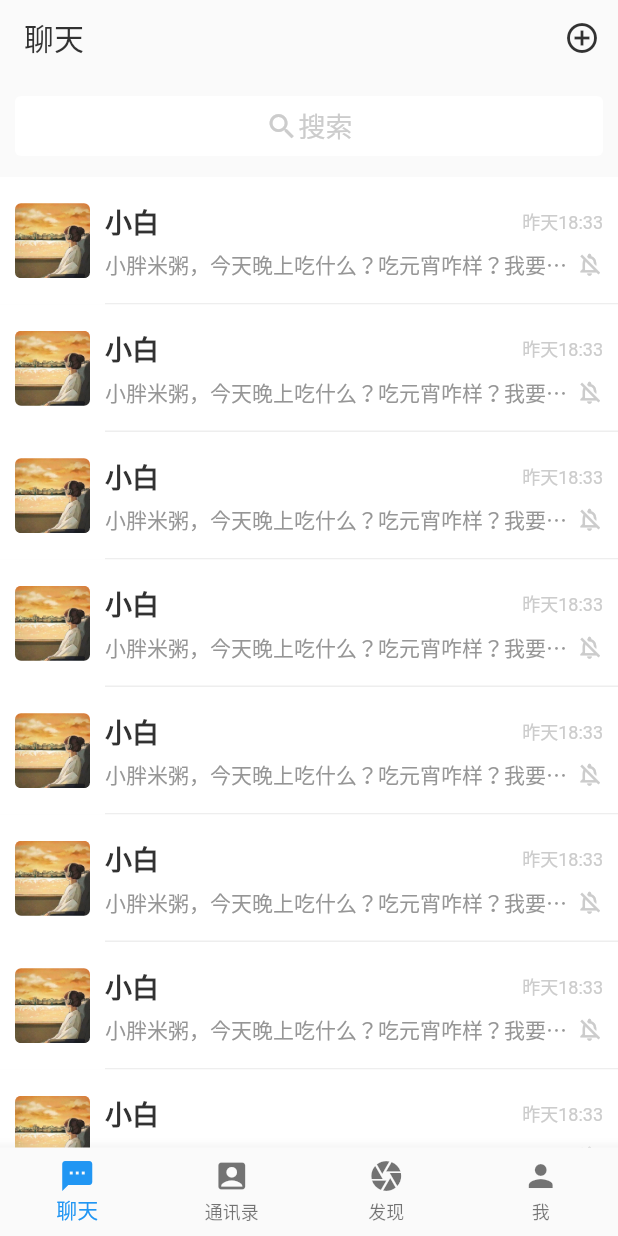
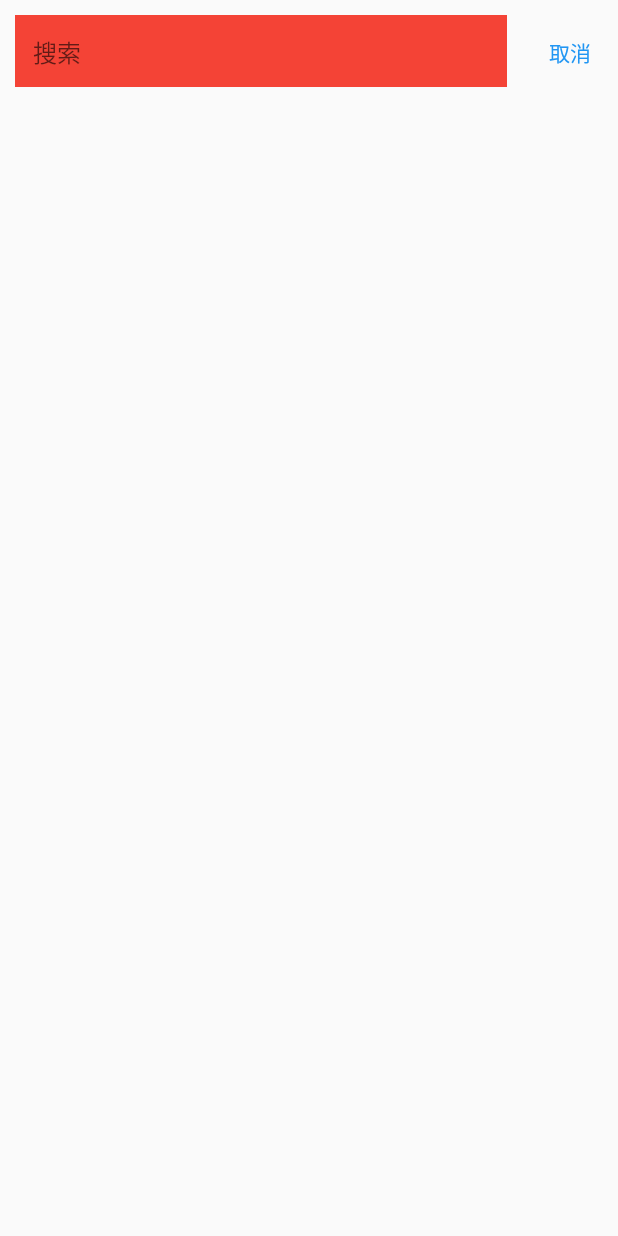
Before and after one commit to zy-xmz/glastudio, a Flutter app: the screen it shows after launch, after a tap on "搜索", on a phone screen of 412 x 824 dp. Run offline on Flutter 3.47's test engine with Material 2 defaults, Android fonts, the phone set to English and light mode, and no system bars; drawn by our look-alikes of flutter_slidable.

Commit message:
定义路由表，处理命名路由传参

```diff
--- a/lib/components/search_bar_btn.dart
+++ b/lib/components/search_bar_btn.dart
@@ -13,7 +13,7 @@ class SearchBarBtn extends StatelessWidget {
                 MaterialStateProperty.all(const Size.fromHeight(40)), // 设置按钮高度
             elevation: MaterialStateProperty.all(0), // 去掉阴影效果（阴影程度为0）
             backgroundColor: MaterialStateProperty.all(Colors.white)),
-        onPressed: () => {},
+        onPressed: () => {Navigator.pushNamed(context, '/search')},
         child:
             Row(mainAxisAlignment: MainAxisAlignment.center, children: const [
           Icon(Icons.search, color: Color(0xFFcccccc), size: 22),
--- a/lib/main.dart
+++ b/lib/main.dart
@@ -1,18 +1,47 @@
 import 'package:flutter/material.dart';
 import 'bottom_navigation.dart';
+import 'pages/search.dart';
+import 'pages/chat.dart';
+import 'pages/chart_detail.dart';
 
 void main() {
-  runApp(const MyApp());
+  runApp(MyApp());
 }
 
 class MyApp extends StatelessWidget {
-  const MyApp({Key? key}) : super(key: key);
+  MyApp({Key? key}) : super(key: key);
+
+  // 配置路由表（给路由起名）
+  final routes = {
+    '/search': (context) => const Search(),
+    '/chat': (context) => const Chat(),
+    '/chart_detail': (context, {arguments}) => ChartDetail(arguments: arguments)
+  };
 
   @override
   Widget build(BuildContext context) {
     return MaterialApp(
-        title: 'demo',
-        theme: ThemeData.light(),
-        home: const BottomNavigation());
+      title: 'demo',
+      theme: ThemeData.light(),
+      home: const BottomNavigation(),
+      // onGenerateRoute路由拦截处理（前提：MaterialApp下没有定义routes）
+      onGenerateRoute: (RouteSettings settings) {
+        final String? name = settings.name;
+        final Function? pageBuilder = routes[name];
+        if (pageBuilder != null) {
+          if (settings.arguments != null) {
+            final Route route = MaterialPageRoute(
+                builder: (context) =>
+                    pageBuilder(context, arguments: settings.arguments));
+            return route;
+          } else {
+            final Route route =
+                MaterialPageRoute(builder: (context) => pageBuilder(context));
+            return route;
+          }
+        }
+        return null;
+      },
+    );
   }
 }
--- a/lib/pages/chat.dart
+++ b/lib/pages/chat.dart
@@ -102,7 +102,12 @@ class Chat extends StatelessWidget {
                     // 行内容
                     child: Column(children: [
                       // 单行内容
-                      Container(
+                      GestureDetector(
+                        onTap: () {
+                          Navigator.pushNamed(context, '/chart_detail',
+                              arguments: {'name': '小白胖'});
+                        },
+                        child: Container(
                           color: Colors.white, // 单行背景色设置为白色
                           padding: const EdgeInsets.symmetric(
                               horizontal: 10, vertical: 16), // 设置行内水平和垂直方向上的边距
@@ -114,7 +119,8 @@ class Chat extends StatelessWidget {
                               child: ClipRRect(
                                   child: Image.asset('lib/assets/img/head.jpg',
                                       width: 50, height: 50), // 设置头像
-                                borderRadius: BorderRadius.circular(4) // 设置头像圆角
+                                  borderRadius:
+                                      BorderRadius.circular(4) // 设置头像圆角
                                   ),
                             ),
                             // 右边内容
@@ -143,8 +149,8 @@ class Chat extends StatelessWidget {
                                           style: TextStyle(
                                               fontSize: 14,
                                               color: Color(0xFF969696)),
-                                        overflow:
-                                            TextOverflow.ellipsis // 设置文本溢出的处理方式
+                                          overflow: TextOverflow
+                                              .ellipsis // 设置文本溢出的处理方式
                                           ),
                                     ),
                                     Icon(Icons.notifications_off_outlined,
@@ -154,6 +160,7 @@ class Chat extends StatelessWidget {
                               ]),
                             ),
                           ]),
+                        ),
                       ),
                       // 分割线
                       const Divider(
--- a/lib/pages/search.dart
+++ b/lib/pages/search.dart
@@ -1,59 +1,38 @@
 import 'package:flutter/material.dart';
 
-class Chat extends StatelessWidget {
-  const Chat({Key? key}) : super(key: key);
+class Search extends StatelessWidget {
+  const Search({Key? key}) : super(key: key);
 
   @override
   Widget build(BuildContext context) {
     return Scaffold(
       body: Column(children: [
         Row(
+          mainAxisAlignment: MainAxisAlignment.center,
           children: [
             Expanded(
                 child: Container(
+              height: 70,
+              padding: const EdgeInsets.all(10),
               decoration:
                   BoxDecoration(borderRadius: BorderRadius.circular(50)),
-              padding: const EdgeInsets.all(10),
               child: const TextField(
                   decoration: InputDecoration(
                 hintText: '搜索', // 提示文本
                 border: InputBorder.none, // 去掉边框
                 filled: true, // 是否填充
-                fillColor: Colors.white, // 输入框填充白色
+                fillColor: Colors.red, // 输入框填充白色
               )),
             )),
-            TextButton(onPressed: () {}, child: const Text('取消')),
+            TextButton(
+                onPressed: () {
+                  // 关闭当前页
+                  Navigator.pop(context);
+                },
+                child: const Text('取消')),
           ],
         )
       ]), // 搜索框
     );
   }
 }
-
-// 搜索框
-class SearchBar extends StatelessWidget {
-  const SearchBar({Key? key}) : super(key: key);
-
-  static const List<String> _searchOptions = <String>[
-    '第一条参考',
-    '第二条参考',
-    '第三条参考',
-  ];
-
-  @override
-  Widget build(BuildContext context) {
-    return Autocomplete<String>(
-        // 构建选择项
-        optionsBuilder: (TextEditingValue value) {
-      if (value.text == '') {
-        // 返回一个空iterable，迭代立刻停止
-        return const Iterable.empty();
-      }
-      // 返回过滤后的数据
-      return _searchOptions.where((String option) {
-        // 留下包含关键字的数据
-        return option.contains(value.text);
-      });
-    });
-  }
-}
```
Also changed, not shown: lib/pages/chart_detail.dart (added, +12 -0 lines), lib/bottom_navigation.dart (line endings or trailing spaces), 1 other file. Lines whose indentation alone changed are shown as unchanged.
